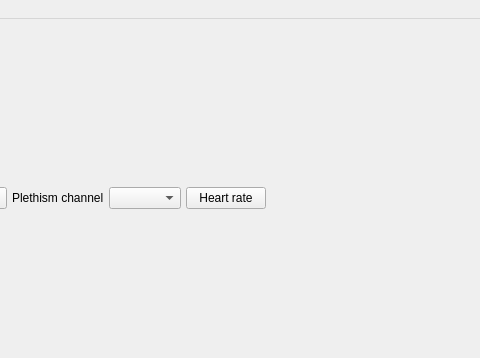
Before: the Qt Designer form src/mainwindow.ui in AlexanderGrishaev/ECGViewer, drawn with Qt 5; both pictures show x 419 to 899 and y 0 to 358 of the 899 by 583 pixel window.
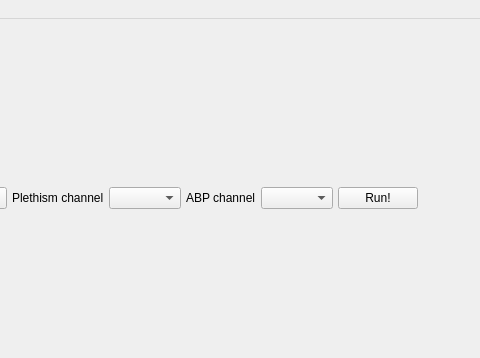
After: the same form once the commit is applied.

Patch:
```diff
--- a/src/mainwindow.ui
+++ b/src/mainwindow.ui
@@ -216,10 +216,20 @@
         <item>
          <widget class="QComboBox" name="comboBox_pl"/>
         </item>
+        <item>
+         <widget class="QLabel" name="label_5">
+          <property name="text">
+           <string>ABP channel</string>
+          </property>
+         </widget>
+        </item>
+        <item>
+         <widget class="QComboBox" name="comboBox_abp"/>
+        </item>
         <item>
          <widget class="QPushButton" name="pushButton">
           <property name="text">
-           <string>Heart rate</string>
+           <string>Run!</string>
           </property>
          </widget>
         </item>
```
